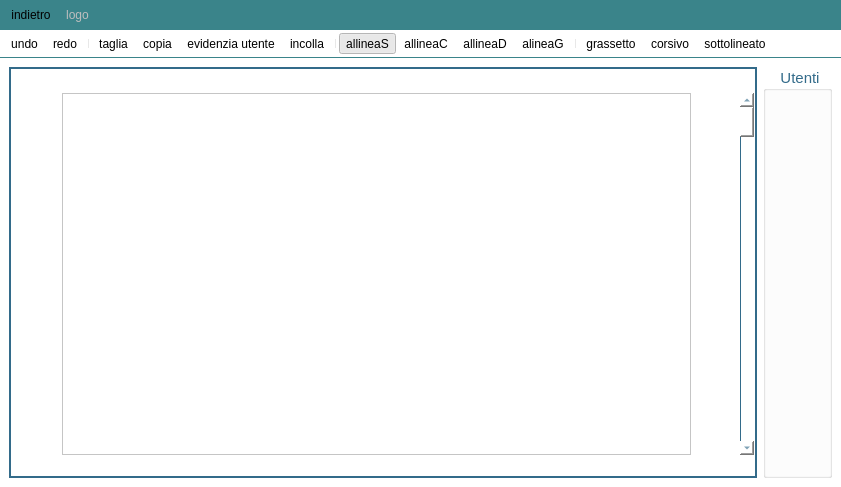
MarcoFlo/Google-Drive, file Client/editor.ui: the form before one commit.
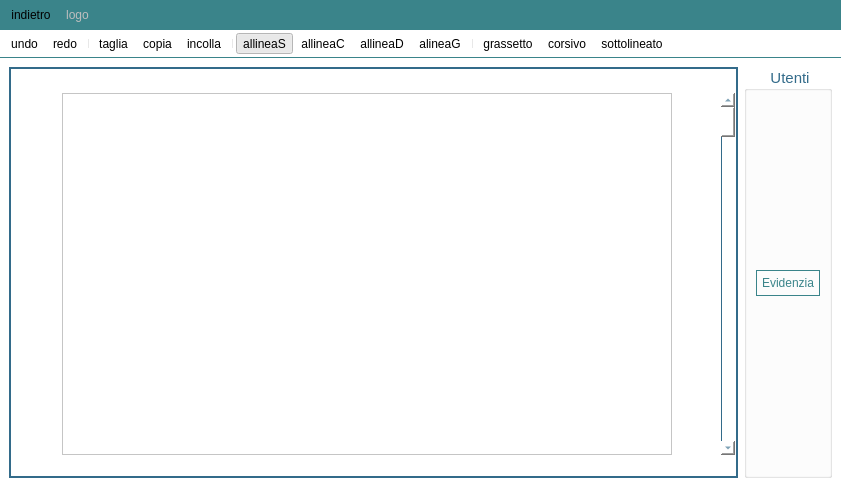
The form after the commit. Icons and pictures are not drawn.

Commit message: evidenzia testo e bug colore

The edit to the form file:
```diff
--- a/Client/editor.ui
+++ b/Client/editor.ui
@@ -172,6 +172,28 @@
            </property>
           </layout>
          </item>
+         <item>
+          <widget class="QPushButton" name="evidenzia">
+           <property name="styleSheet">
+            <string notr="true">QPushButton
+{
+	color: #3a848a;
+	font-size: 12px;
+	border: 1px solid #3a848a;
+	padding: 5px;
+	font-family: 'Calibri';
+	background-color:none;
+}
+QPushButton:hover
+{
+	border:2px solid #3a848a;
+}</string>
+           </property>
+           <property name="text">
+            <string>Evidenzia</string>
+           </property>
+          </widget>
+         </item>
         </layout>
        </widget>
       </item>
@@ -333,7 +355,6 @@
    <addaction name="separator"/>
    <addaction name="actiontaglia"/>
    <addaction name="actioncopia"/>
-   <addaction name="actionevidenzia_utente"/>
    <addaction name="actionincolla"/>
    <addaction name="separator"/>
    <addaction name="actionallineaS"/>
@@ -514,14 +535,6 @@
     <string>sottolineato</string>
    </property>
   </action>
-  <action name="actionevidenzia_utente">
-   <property name="checkable">
-    <bool>true</bool>
-   </property>
-   <property name="text">
-    <string>evidenzia utente</string>
-   </property>
-  </action>
  </widget>
  <resources>
   <include location="images.qrc"/>
```
The commit also changes 2 other files.
